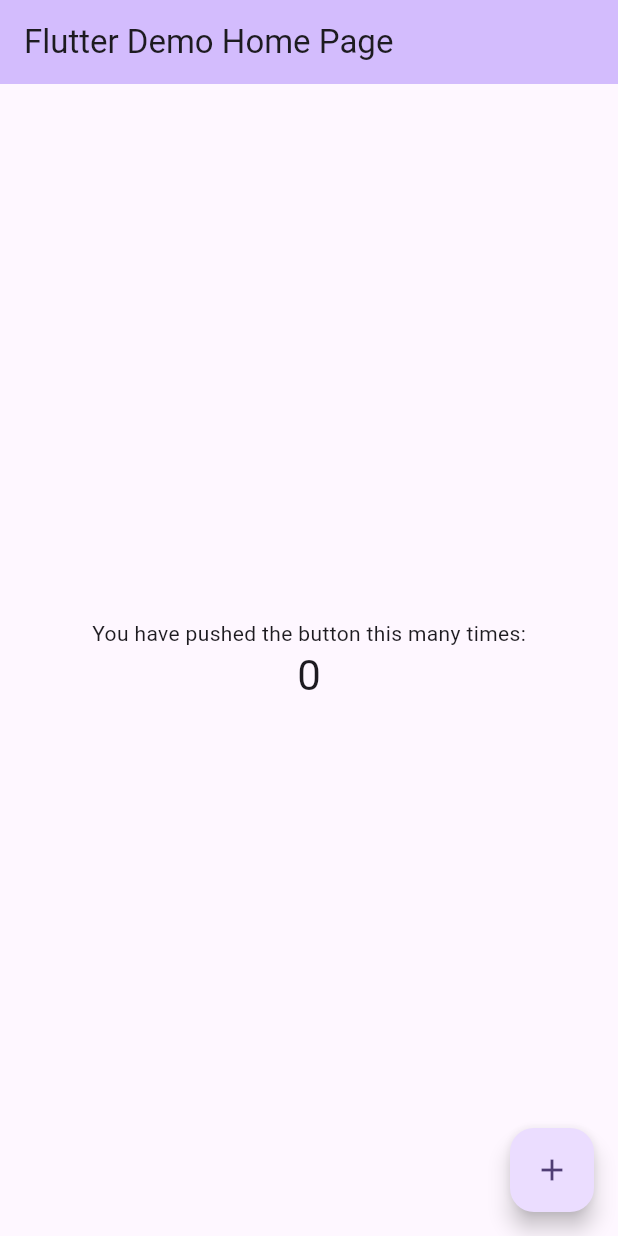
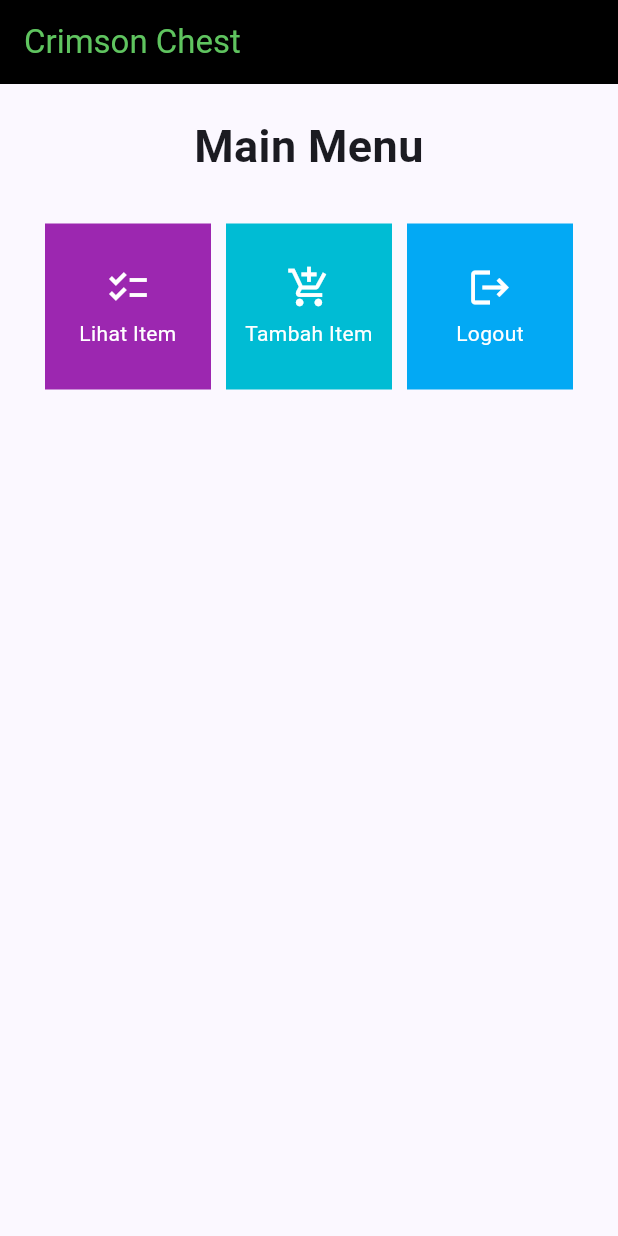
Before and after one commit to NuChraee/crimson-chest-mobile, a Flutter app: the screen it shows after launch, on a phone screen of 412 x 824 dp. Run offline on Flutter 3.47's test engine with Material 2 defaults, Android fonts, the phone set to English and light mode, and no system bars.

Commit message:
Tugas 7: bonus done

```diff
--- a/lib/main.dart
+++ b/lib/main.dart
@@ -1,4 +1,5 @@
 import 'package:flutter/material.dart';
+import 'package:crimson_chest_mobile/menu.dart';
 
 void main() {
   runApp(const MyApp());
@@ -11,7 +12,7 @@
   @override
   Widget build(BuildContext context) {
     return MaterialApp(
-      title: 'Flutter Demo',
+      title: 'Crimson Chest',
       theme: ThemeData(
         // This is the theme of your application.
         //
@@ -28,98 +29,10 @@
         //
         // This works for code too, not just values: Most code changes can be
         // tested with just a hot reload.
-        colorScheme: ColorScheme.fromSeed(seedColor: Colors.deepPurple),
+        colorScheme: ColorScheme.fromSeed(seedColor: Colors.indigo),
         useMaterial3: true,
       ),
-      home: const MyHomePage(title: 'Flutter Demo Home Page'),
+      home: MyHomePage(),
     );
   }
 }
-
-class MyHomePage extends StatefulWidget {
-  const MyHomePage({super.key, required this.title});
-
-  // This widget is the home page of your application. It is stateful, meaning
-  // that it has a State object (defined below) that contains fields that affect
-  // how it looks.
-
-  // This class is the configuration for the state. It holds the values (in this
-  // case the title) provided by the parent (in this case the App widget) and
-  // used by the build method of the State. Fields in a Widget subclass are
-  // always marked "final".
-
-  final String title;
-
-  @override
-  State<MyHomePage> createState() => _MyHomePageState();
-}
-
-class _MyHomePageState extends State<MyHomePage> {
-  int _counter = 0;
-
-  void _incrementCounter() {
-    setState(() {
-      // This call to setState tells the Flutter framework that something has
-      // changed in this State, which causes it to rerun the build method below
-      // so that the display can reflect the updated values. If we changed
-      // _counter without calling setState(), then the build method would not be
-      // called again, and so nothing would appear to happen.
-      _counter++;
-    });
-  }
-
-  @override
-  Widget build(BuildContext context) {
-    // This method is rerun every time setState is called, for instance as done
-    // by the _incrementCounter method above.
-    //
-    // The Flutter framework has been optimized to make rerunning build methods
-    // fast, so that you can just rebuild anything that needs updating rather
-    // than having to individually change instances of widgets.
-    return Scaffold(
-      appBar: AppBar(
-        // TRY THIS: Try changing the color here to a specific color (to
-        // Colors.amber, perhaps?) and trigger a hot reload to see the AppBar
-        // change color while the other colors stay the same.
-        backgroundColor: Theme.of(context).colorScheme.inversePrimary,
-        // Here we take the value from the MyHomePage object that was created by
-        // the App.build method, and use it to set our appbar title.
-        title: Text(widget.title),
-      ),
-      body: Center(
-        // Center is a layout widget. It takes a single child and positions it
-        // in the middle of the parent.
-        child: Column(
-          // Column is also a layout widget. It takes a list of children and
-          // arranges them vertically. By default, it sizes itself to fit its
-          // children horizontally, and tries to be as tall as its parent.
-          //
-          // Column has various properties to control how it sizes itself and
-          // how it positions its children. Here we use mainAxisAlignment to
-          // center the children vertically; the main axis here is the vertical
-          // axis because Columns are vertical (the cross axis would be
-          // horizontal).
-          //
-          // TRY THIS: Invoke "debug painting" (choose the "Toggle Debug Paint"
-          // action in the IDE, or press "p" in the console), to see the
-          // wireframe for each widget.
-          mainAxisAlignment: MainAxisAlignment.center,
-          children: <Widget>[
-            const Text(
-              'You have pushed the button this many times:',
-            ),
-            Text(
-              '$_counter',
-              style: Theme.of(context).textTheme.headlineMedium,
-            ),
-          ],
-        ),
-      ),
-      floatingActionButton: FloatingActionButton(
-        onPressed: _incrementCounter,
-        tooltip: 'Increment',
-        child: const Icon(Icons.add),
-      ), // This trailing comma makes auto-formatting nicer for build methods.
-    );
-  }
-}
--- /dev/null
+++ b/lib/menu.dart
@@ -0,0 +1,121 @@
+import 'package:flutter/material.dart';
+
+class MyHomePage extends StatelessWidget {
+  MyHomePage({Key? key}) : super(key: key);
+
+  final List<ShopItem> items = [
+    ShopItem("Lihat Item", Icons.checklist, Colors.purple),
+    ShopItem("Tambah Item", Icons.add_shopping_cart, Colors.cyan),
+    ShopItem("Logout", Icons.logout, Colors.lightBlue),
+  ];
+
+  // This widget is the home page of your application. It is stateful, meaning
+  // that it has a State object (defined below) that contains fields that affect
+  // how it looks.
+
+  // This class is the configuration for the state. It holds the values (in this
+  // case the title) provided by the parent (in this case the App widget) and
+  // used by the build method of the State. Fields in a Widget subclass are
+  // always marked "final".
+  @override
+  Widget build(BuildContext context) {
+    return Scaffold(
+      appBar: AppBar(
+        backgroundColor: Colors.black,
+        title: const Text(
+          'Crimson Chest',
+          style: TextStyle(color: Color.fromARGB(255, 95, 196, 95)),
+        ),
+      ),
+      body: SingleChildScrollView(
+        // Widget wrapper yang dapat discroll
+        child: Padding(
+          padding: const EdgeInsets.all(10.0), // Set padding dari halaman
+          child: Column(
+            // Widget untuk menampilkan children secara vertikal
+            children: <Widget>[
+              const Padding(
+                padding: EdgeInsets.only(top: 10.0, bottom: 10.0),
+                // Widget Text untuk menampilkan tulisan dengan alignment center dan style yang sesuai
+                child: Text(
+                  'Main Menu', // Text yang menandakan toko
+                  textAlign: TextAlign.center,
+                  style: TextStyle(
+                    fontSize: 30,
+                    fontWeight: FontWeight.bold,
+                  ),
+                ),
+              ),
+              // Grid layout
+              GridView.count(
+                // Container pada card kita.
+                primary: true,
+                padding: const EdgeInsets.all(20),
+                crossAxisSpacing: 10,
+                mainAxisSpacing: 10,
+                crossAxisCount: 3,
+                shrinkWrap: true,
+                children: items.map((ShopItem item) {
+                  // Iterasi untuk setiap item
+                  return ShopCard(item);
+                }).toList(),
+              ),
+            ],
+          ),
+        ),
+      ),
+    );
+  }
+}
+
+class ShopItem {
+  final String name;
+  final IconData icon;
+  final Color color;
+  ShopItem(this.name, this.icon, this.color);
+}
+
+class ShopCard extends StatelessWidget {
+  final ShopItem item;
+
+  const ShopCard(this.item, {super.key}); // Constructor
+
+  @override
+  Widget build(BuildContext context) {
+    return Material(
+      color: item.color,
+      child: InkWell(
+        // Area responsive terhadap sentuhan
+        onTap: () {
+          // Memunculkan SnackBar ketika diklik
+          ScaffoldMessenger.of(context)
+            ..hideCurrentSnackBar()
+            ..showSnackBar(SnackBar(
+                content: Text("Kamu telah menekan tombol ${item.name}!")));
+        },
+        child: Container(
+          // Container untuk menyimpan Icon dan Text
+          padding: const EdgeInsets.all(8),
+          child: Center(
+            child: Column(
+              mainAxisAlignment: MainAxisAlignment.center,
+              children: [
+                Icon(
+                  item.icon,
+                  color: Colors.white,
+                  size: 30.0,
+                ),
+                const Padding(padding: EdgeInsets.all(3)),
+                Text(
+                  item.name,
+                  textAlign: TextAlign.center,
+                  style: const TextStyle(color: Colors.white),
+                ),
+              ],
+            ),
+          ),
+        ),
+      ),
+    );
+  }
+}
```
